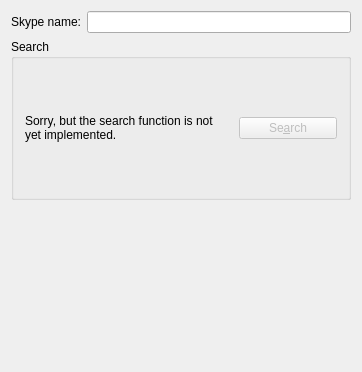
Before: the Qt Designer form protocols/skype/ui/skypeaddcontactbase.ui in KDE/kopete, drawn with Qt 5.
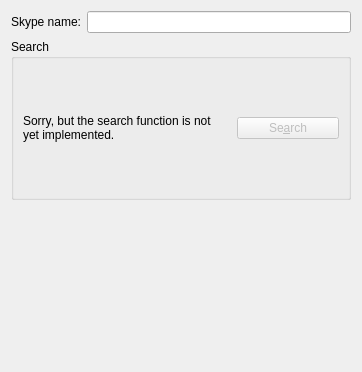
After: the same form once the commit is applied.

The edit to the form file:
```diff
--- a/protocols/skype/ui/skypeaddcontactbase.ui
+++ b/protocols/skype/ui/skypeaddcontactbase.ui
@@ -116,8 +116,6 @@
    </item>
   </layout>
  </widget>
- <layoutdefault spacing="6" margin="11" />
- <pixmapfunction>qPixmapFromMimeSource</pixmapfunction>
  <resources/>
  <connections/>
 </ui>
```
